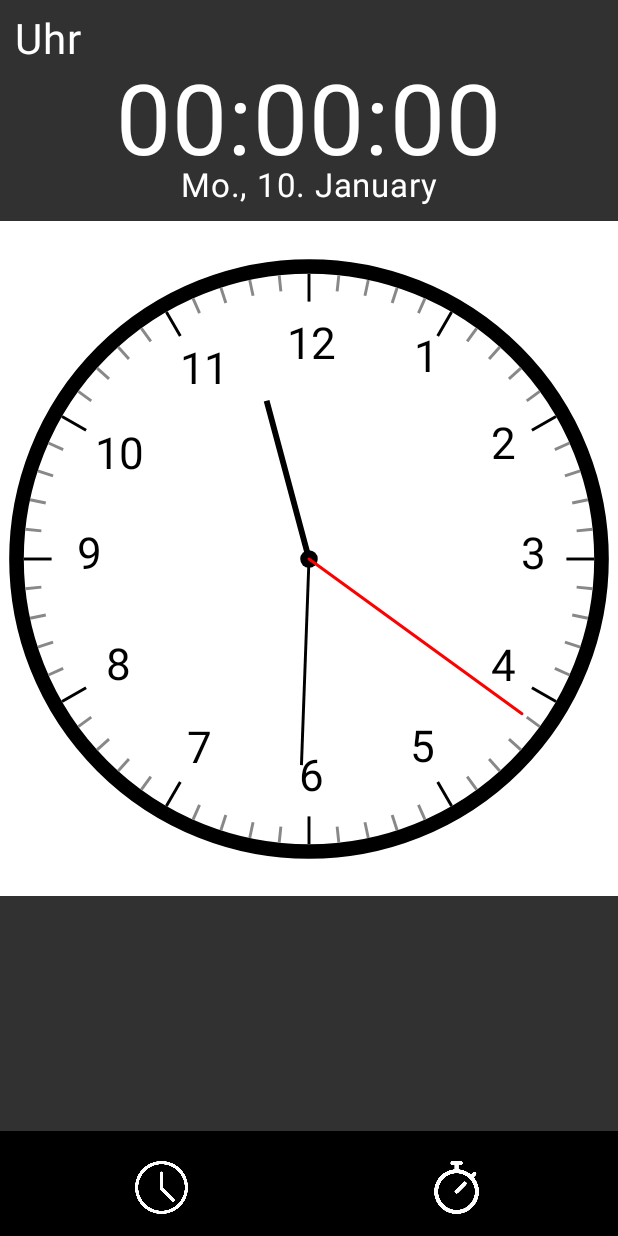
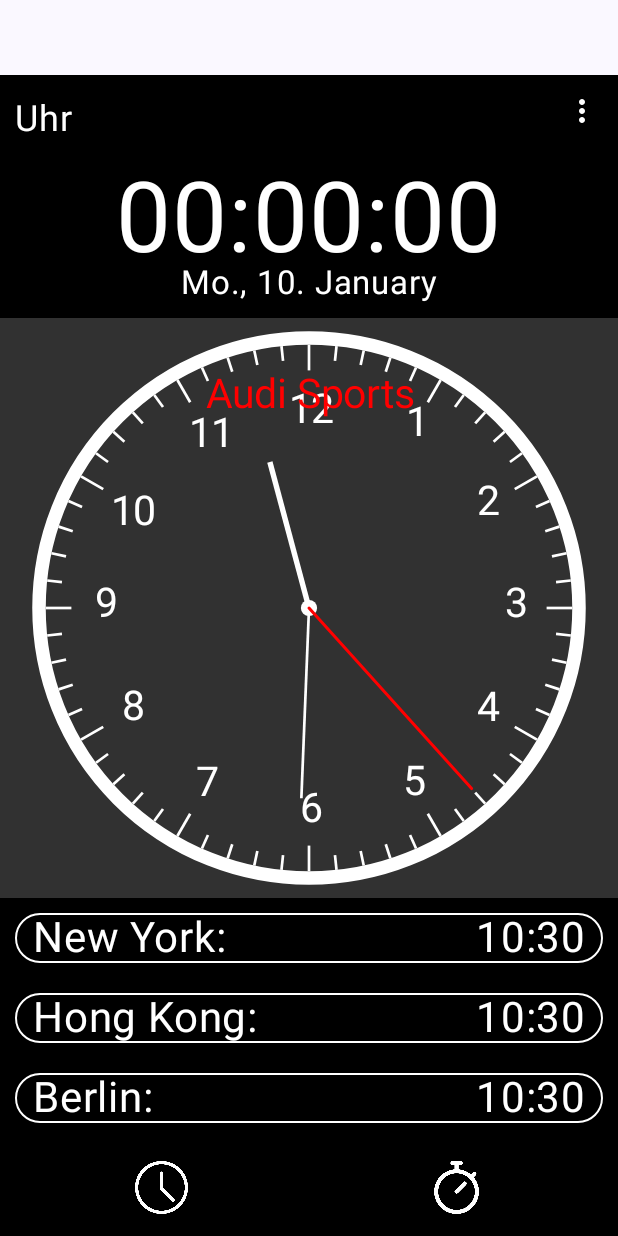
Before and after one commit to Michael2004Organization/Clock, an Android app built with Jetpack Compose: the ClockView screen opened through its navigation route, on a phone screen of 412 x 824 dp. Run offline under Robolectric (Android 15) with nearby library versions, the phone set to English and light mode, and no system bars; libraries missing offline, so code that uses them is left out: org.apache.commons; network calls fail; 3 statements that could not run were skipped.

Commit message:
Improvements, Show Time of Cities

```diff
--- a/app/src/main/java/com/example/clock/MainView.kt
+++ b/app/src/main/java/com/example/clock/MainView.kt
@@ -1,6 +1,7 @@
 package com.example.clock
 
 import androidx.compose.foundation.background
+import androidx.compose.foundation.border
 import androidx.compose.foundation.clickable
 import androidx.compose.foundation.layout.Arrangement
 import androidx.compose.foundation.layout.Column
@@ -11,15 +12,23 @@ import androidx.compose.foundation.layout.fillMaxWidth
 import androidx.compose.foundation.layout.height
 import androidx.compose.foundation.layout.padding
 import androidx.compose.foundation.layout.size
+import androidx.compose.foundation.rememberScrollState
+import androidx.compose.foundation.shape.CircleShape
+import androidx.compose.foundation.verticalScroll
+import androidx.compose.material.icons.Icons
+import androidx.compose.material.icons.filled.MoreVert
+import androidx.compose.material.icons.filled.Settings
 import androidx.compose.material3.BottomAppBar
 import androidx.compose.material3.Icon
 import androidx.compose.material3.IconButton
 import androidx.compose.material3.Scaffold
 import androidx.compose.material3.Text
 import androidx.compose.runtime.Composable
+import androidx.compose.runtime.LaunchedEffect
 import androidx.compose.runtime.getValue
 import androidx.compose.runtime.mutableStateOf
 import androidx.compose.runtime.remember
+import androidx.compose.runtime.rememberCoroutineScope
 import androidx.compose.runtime.setValue
 import androidx.compose.ui.Alignment
 import androidx.compose.ui.Modifier
@@ -27,14 +36,23 @@ import androidx.compose.ui.graphics.Color
 import androidx.compose.ui.graphics.painter.Painter
 import androidx.compose.ui.res.colorResource
 import androidx.compose.ui.res.painterResource
+import androidx.compose.ui.text.style.TextAlign
 import androidx.compose.ui.tooling.preview.Preview
 import androidx.compose.ui.unit.dp
+import androidx.compose.ui.unit.sp
 import androidx.navigation.NavController
 import androidx.navigation.compose.NavHost
 import androidx.navigation.compose.composable
 import androidx.navigation.compose.rememberNavController
 import com.example.clock.Views.AnalogClockComposable
+import com.example.clock.Views.Settings
 import com.example.clock.Views.TextClockComposable
+import kotlinx.coroutines.delay
+import kotlinx.coroutines.launch
+import java.time.ZoneId
+import java.time.ZonedDateTime
+import java.time.format.DateTimeFormatter
+import kotlin.time.Duration.Companion.milliseconds
 
 @Preview
 @Composable
@@ -51,21 +69,12 @@ fun MainView() {
             BottomNavigationBar(items, navController)
         }
     ) { paddingValues ->
-        val viewBackgroundColor = colorResource(R.color.appBlack)
-
         NavHost(
             navController = navController,
             startDestination = "clock"
         ) {
             composable("clock") {
-                Column(
-                    Modifier
-                        .fillMaxSize()
-                        .padding(paddingValues)
-                        .background(viewBackgroundColor)
-                ) {
-                    ClockView()
-                }
+                ClockView(navController)
             }
 
             composable("timeStop") {
@@ -73,28 +82,92 @@ fun MainView() {
                     Modifier
                         .fillMaxSize()
                         .padding(paddingValues)
-                        .background(viewBackgroundColor)
+                        .background(color = Color.Black)
                 ) {
                     TimeStopView()
                 }
+            }
+
+            composable("settings") {
+                Settings()
             }
         }
     }
 }
 
-@Preview
+//@Preview
 @Composable
-fun ClockView() {
+fun ClockView(
+    navController: NavController
+) {
+    val backgroundColor = Color.Black
+    val backgroundColorApp = colorResource(R.color.appBlack)
+
+    Column(
+        Modifier
+            .fillMaxSize()
+            .padding(top = 50.dp)
+            .background(color = backgroundColor)
+    ) {
+        Row(
+            modifier = Modifier
+                .fillMaxWidth()
+                .padding(bottom = 10.dp),
+            horizontalArrangement = Arrangement.Center,
+            verticalAlignment = Alignment.CenterVertically
+        ) {
+            Text(
+                modifier = Modifier
+                    .weight(1f)
+                    .padding(start = 10.dp, top = 10.dp),
+                text = "Uhr",
+                textAlign = TextAlign.Start,
+                color = Color.White,
+                fontSize = 24.sp
+            )
+
+            IconButton(
+                modifier = Modifier,
+                onClick = {
+                    navController.navigate("settings")
+                },
+            ) {
+                Icon(
+                    modifier = Modifier,
+                    imageVector = Icons.Default.MoreVert,
+                    tint = Color.White,
+                    contentDescription = "Settings Icon",
+                )
+            }
+        }
+
         TextClockComposable()
 
         Row(
             modifier = Modifier
                 .fillMaxWidth()
-            .height(450.dp)
-            .background(color = Color.White),
+                .weight(0.6f)
+                .background(color = backgroundColorApp),
             horizontalArrangement = Arrangement.Center,
             verticalAlignment = Alignment.CenterVertically
         ) {
+            AnalogClock()
+        }
+
+        Column(
+            modifier = Modifier
+                .fillMaxWidth()
+                .weight(0.35f)
+                .padding(bottom = 60.dp)
+                .verticalScroll(rememberScrollState()),
+        ) {
+            CitiesClockInfos()
+        }
+    }
+}
+
+@Composable
+fun AnalogClock() {
     var isClockRunning by remember { mutableStateOf(true) }
 
     AnalogClockComposable(
@@ -104,6 +177,78 @@ fun ClockView() {
             },
         isClockRunning = isClockRunning
     )
+}
+
+@Composable
+fun CitiesClockInfos() {
+    val listTimeZones = listOf(
+        Pair("New York", "America/New_York"),
+        Pair("Hong Kong", "Asia/Hong_Kong"),
+        Pair("Berlin", "Europe/Berlin"),
+        Pair("London", "Europe/London"),
+        Pair("Tokyo", "Asia/Tokyo"),
+        Pair("Sydney", "Australia/Sydney"),
+    )
+
+    val coroutineScope = rememberCoroutineScope()
+
+    listTimeZones.forEach { city ->
+        val time = remember {
+            mutableStateOf("")
+        }
+
+        var delayTime = (60000L).milliseconds
+
+        LaunchedEffect(Unit) {
+            while (true) {
+                if (delayTime != (60000).milliseconds) {
+                    delayTime = (60000).milliseconds
+                }
+
+                coroutineScope.launch {
+                    val currentTime = ZonedDateTime
+                        .now(ZoneId.of(city.second))
+                        .plusSeconds(7)
+
+                    val formatter = DateTimeFormatter.ofPattern("HH:mm")
+
+                    time.value = ZonedDateTime
+                        .now(ZoneId.of(city.second))
+                        .plusSeconds(7)
+                        .format(formatter)
+
+                    delayTime -= (currentTime.second * 1000).milliseconds
+                }
+
+                delay(delayTime)
+            }
+        }
+
+        Row(
+            modifier = Modifier
+                .fillMaxWidth()
+                .padding(10.dp)
+                .border(1.dp, Color.White, CircleShape),
+            horizontalArrangement = Arrangement.Center
+        ) {
+            Text(
+                modifier = Modifier
+                    .padding(start = 12.dp),
+                text = "${city.first}: ",
+                color = Color.White,
+                textAlign = TextAlign.Start,
+                fontSize = 28.sp
+            )
+            Text(
+                modifier = Modifier
+                    .weight(1f)
+                    .padding(end = 12.dp),
+                text = time.value,
+                color = Color.White,
+                textAlign = TextAlign.End,
+                fontSize = 28.sp
+            )
+        }
     }
 }
 
--- a/app/src/main/java/com/example/clock/Views/Analog Clock.kt
+++ b/app/src/main/java/com/example/clock/Views/Analog Clock.kt
@@ -46,24 +46,28 @@ fun AnalogClockComposable(
 
     var hourAngle by remember { mutableDoubleStateOf(value = 0.0) }
 
+    // Colors
+    val clockCircleColor = Color.White
+    val timeNumberColor = android.graphics.Color.WHITE
+    val secondLineColor = Color.White
+    val eachFiveSecondLineColor = Color.White
+
+    val clockIngraviour = android.graphics.Color.RED
+    val clockPausedText = android.graphics.Color.MAGENTA
+
+    val centerCircleColor = Color.White
+    val hourLineColor = Color.White
+    val minuteLineColor = Color.White
+    val longSecondLineColor = Color.Red
+
     LaunchedEffect(isClockRunning) {
         if (isClockRunning) {
             withContext(Dispatchers.IO) {
-                var currentTime = ClockData.getAtomTime()
+                val currentTime = ClockData.getAtomTime()
 
                 hours = currentTime.hour.toInt()
                 minutes = currentTime.minute.toInt()
                 seconds = currentTime.second.toInt()
-
-//                val format = SimpleDateFormat("HH:mm:ss", Locale.GERMANY)
-//                currentTime = format.format(Date(format.parse(currentTime)!!.time - 8 * 1000))
-
-//                ClockData.getTimeValues(currentTime, false)
-//                    .let { (ds, dd, h, m, s, mth) ->
-//                        seconds = s.toInt()
-//                        minutes = m.toInt()
-//                        hours = h.toInt()
-//                    }
             }
         }
     }
@@ -85,7 +89,7 @@ fun AnalogClockComposable(
                 hours++
             }
 
-            delay(1000)
+            delay(1000L)
         }
     }
 
@@ -101,9 +105,9 @@ fun AnalogClockComposable(
             // draw analog clock circle
 
             // calculate radius (40% of the radius for responsiveness)
-            val radius = size.width * .65f
+            val radius = size.width * .60f
             drawCircle(
-                color = Color.Black,
+                color = clockCircleColor,
                 style = Stroke(width = radius * .05f /* 5% of the radius*/),
                 radius = radius,
                 center = size.center
@@ -121,7 +125,7 @@ fun AnalogClockComposable(
                     (((angleDegreeDifference * it) - 90f) * (PI / 180f)).toFloat()
 
                 val lineLength = if (it % 5 == 0) radius * .88f else radius * .92f
-                val lineColour = if (it % 5 == 0) Color.Black else Color.Gray
+                val lineColour = if (it % 5 == 0) eachFiveSecondLineColor else secondLineColor
 
                 val startOffsetLine = Offset(
                     x = lineLength * cos(angleRadDifference) + size.center.x,
@@ -150,7 +154,7 @@ fun AnalogClockComposable(
                         val text = (it / 5).toString()
                         val paint = android.graphics.Paint()
                         paint.textSize = radius * .15f
-                        paint.color = android.graphics.Color.BLACK
+                        paint.color = timeNumberColor
 
                         val textRect = android.graphics.Rect()
                         paint.getTextBounds(text, 0, text.length, textRect)
@@ -165,16 +169,34 @@ fun AnalogClockComposable(
                 }
             }
 
+            //Audi Sports
+            drawContext.canvas.nativeCanvas.apply {
+                val text = "Audi Sports"
+                val paint = android.graphics.Paint()
+                paint.textSize = radius * .15f
+                paint.color = clockIngraviour
+
+                val textRect = android.graphics.Rect()
+                paint.getTextBounds(text, 0, text.length, textRect)
+
+                drawText(
+                    text,
+                    size.center.x - (textRect.width() / 2),
+                    size.center.y - 200,
+                    paint
+                )
+            }
+
             //now draw the center of the screen
             drawCircle(
-                color = Color.Black,
+                color = centerCircleColor,
                 radius = radius * .03f, //only 2% of the main radius
                 center = size.center
             )
 
             //hour-line hand
             drawLine(
-                color = Color.Black,
+                color = hourLineColor,
                 start = size.center,
                 end = Offset(
                     x = (radius * .55f) * cos((hourAngle * (PI / 180)).toFloat()) + size.center.x,
@@ -188,7 +210,7 @@ fun AnalogClockComposable(
             // subtracting 90 as the 0degrees is actually at 3 o'clock
             val minutesAngle = (seconds / 60.0 * 6.0) - 90.0 + (minutes * 6.0)
             drawLine(
-                color = Color.Black,
+                color = minuteLineColor,
                 start = size.center,
                 end = Offset(
                     x = (radius * .7f) * cos((minutesAngle * (PI / 180)).toFloat()) + size.center.x,
@@ -200,7 +222,7 @@ fun AnalogClockComposable(
 
             //seconds line hand
             drawLine(
-                color = Color.Red,
+                color = longSecondLineColor,
                 start = size.center,
                 end = Offset(
                     x = (radius * .9f) * cos(seconds.secondsToRad()) + size.center.x,
@@ -216,7 +238,7 @@ fun AnalogClockComposable(
                     val text = "PAUSED"
                     val paint = android.graphics.Paint()
                     paint.textSize = radius * .15f
-                    paint.color = android.graphics.Color.RED
+                    paint.color = clockPausedText
 
                     val textRect = android.graphics.Rect()
                     paint.getTextBounds(text, 0, text.length, textRect)
--- a/app/src/main/java/com/example/clock/Views/Clock.kt
+++ b/app/src/main/java/com/example/clock/Views/Clock.kt
@@ -1,5 +1,6 @@
 package com.example.clock.Views
 
+import android.util.Log
 import androidx.compose.foundation.background
 import androidx.compose.foundation.layout.Arrangement
 import androidx.compose.foundation.layout.Column
@@ -14,6 +15,7 @@ import androidx.compose.runtime.LaunchedEffect
 import androidx.compose.runtime.getValue
 import androidx.compose.runtime.mutableStateOf
 import androidx.compose.runtime.remember
+import androidx.compose.runtime.rememberCoroutineScope
 import androidx.compose.runtime.setValue
 import androidx.compose.ui.Alignment
 import androidx.compose.ui.Modifier
@@ -27,19 +29,15 @@ import com.example.clock.R
 import com.example.clock.TestModels.ClockData
 import com.example.clock.ui.theme.ClockTheme
 import kotlinx.coroutines.Dispatchers
+import kotlinx.coroutines.coroutineScope
 import kotlinx.coroutines.delay
+import kotlinx.coroutines.launch
 import kotlinx.coroutines.withContext
+import kotlin.math.truncate
 
 //@Preview
 @Composable
 fun TextClockComposable() {
-    var currentTime by remember {
-        mutableStateOf(
-            value =
-            ClockData.ClockValues("", "", "", "", "", "", "")
-        )
-    }
-
     var day by remember { mutableStateOf(value = "Mo.,") }
     var month by remember { mutableStateOf(value = "January") }
     var year by remember { mutableStateOf(value = "January") }
@@ -49,10 +47,13 @@ fun TextClockComposable() {
     var minute by remember { mutableStateOf(value = "00") }
     var second by remember { mutableStateOf(value = "00") }
 
+    val coroutineScope = rememberCoroutineScope()
+
     LaunchedEffect(Unit) {
         while (true) {
+            coroutineScope.launch {
                 withContext(Dispatchers.IO) {
-                currentTime = ClockData.getAtomTime()
+                    val currentTime = ClockData.getAtomTime()
 
                     day = currentTime.day
                     month = currentTime.month
@@ -62,27 +63,12 @@ fun TextClockComposable() {
                     hour = currentTime.hour
                     minute = currentTime.minute
                     second = currentTime.second
-
-//                val format = SimpleDateFormat("EEE, HH:mm:ss dd yyyy MMMM", Locale.GERMANY)
-//                currentTime = format.format(Date(format.parse(currentTime)!!.time - 8 * 1000))
-//
-//                ClockData.getTimeValues(currentTime, true)
-//                    .let { (ds, dd, h, m, s, mth) ->
-//                        dayString = ds
-//                        dayDate = dd
-//
-//                        hour = h
-//                        minute = m
-//                        second = s
-//
-//                        month = mth
-//                    }
                 }
-            delay(1000)
+            }
+            delay(1000L)
         }
     }
 
-    val viewBackgroundColor = colorResource(R.color.appBlack)
     val textColor = Color.White
     val clockPartsSize = 65.sp
     val clockHeight = 67.dp
@@ -90,19 +76,6 @@ fun TextClockComposable() {
 
     val clockItems = listOf(hour, ":", minute, ":", second)
 
-    Row(
-        modifier = Modifier
-            .fillMaxWidth()
-    ) {
-        Text(
-            modifier = Modifier
-                .padding(start = 10.dp, top = 10.dp),
-            text = "Uhr",
-            textAlign = TextAlign.Start,
-            color = textColor,
-            fontSize = 28.sp
-        )
-    }
     Row(
         modifier = Modifier
             .height(clockHeight)
@@ -144,7 +117,7 @@ fun GreetingPreview() {
                 .fillMaxSize()
                 .background(color = colorResource(R.color.appBlack))
         ) {
-            TextClockComposable()
+            //TextClockComposable()
         }
     }
 }
```
Also changed, not shown: app/src/main/java/com/example/clock/TestModels/ClockData.kt (+25 -52 lines), app/src/main/java/com/example/clock/Views/ClockSettings.kt (added, +27 -0 lines). Lines whose indentation alone changed are shown as unchanged.
